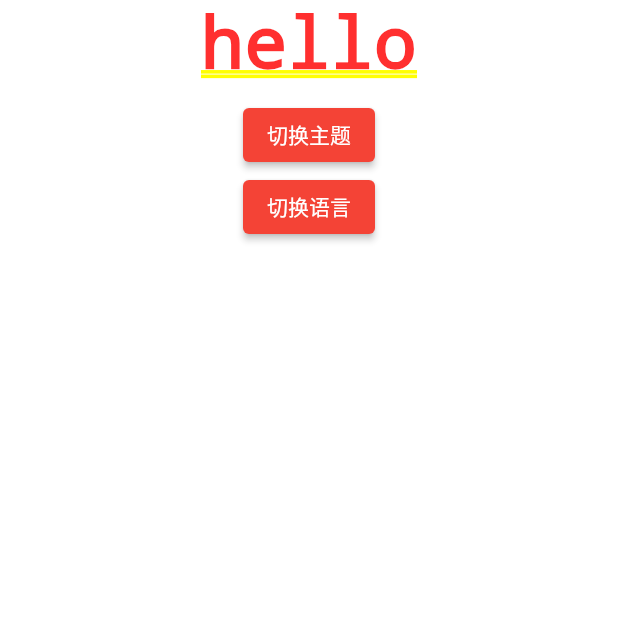
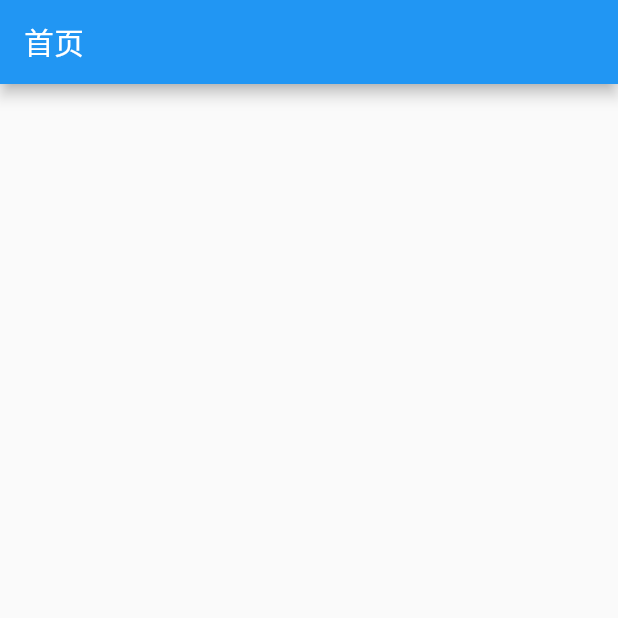
Before and after one commit to LantzShaw/litecase_shop, a Flutter app: the screen it shows after launch, on a phone screen of 412 x 824 dp, the top half of it. Run offline on Flutter 3.47's test engine with Material 2 defaults, Android fonts, the phone set to English and light mode, and no system bars; our stand-ins replace font_awesome_flutter, get.

Commit message:
feat: add main screen

```diff
--- a/lib/src/features/authentication/screens/sign_up/sign_up_screen.dart
+++ b/lib/src/features/authentication/screens/sign_up/sign_up_screen.dart
@@ -37,6 +37,24 @@
             Get.updateLocale(local);
           },
           child: Text('切换语言'),
+        ),
+        ElevatedButton(
+          onPressed: () {
+            // Get.to(SignUpScreen());
+
+            // 命名路由
+            // Get.toNamed('/signUp');
+
+            // 进入下一个页面，但没有返回上一个页面的选项（用于闪屏页，登录页面等）。
+            // Get.off('/signUp');
+
+            // 进入下一个页面并取消之前的所有路由（在购物车、投票和测试中很有用）。
+            // Get.offAll('/signUp');
+
+            // 要关闭snackbars, dialogs, bottomsheets或任何你通常会用Navigator.pop(context)关闭的东西
+            // Get.back();
+          },
+          child: const Text('跳转至登录'),
         )
       ],
     );
--- /dev/null
+++ b/lib/src/features/base/bindings/main.dart
@@ -0,0 +1,18 @@
+/**
+ * @Author: think
+ * @Email: TODO
+ * @Date: 2023.06.28
+ * @Description: TODO
+ */
+
+import 'package:get/get.dart';
+import 'package:litecase_shop/src/features/base/controllers/main.dart';
+
+class MainBinding extends Bindings {
+  @override
+  void dependencies() {
+    // TODO: implement dependencies
+
+    Get.lazyPut(() => MainController());
+  }
+}
--- /dev/null
+++ b/lib/src/features/base/controllers/main.dart
@@ -0,0 +1,17 @@
+/**
+ * @Author: think
+ * @Email: TODO
+ * @Date: 2023.06.28
+ * @Description: TODO
+ */
+
+import 'package:get/get.dart';
+
+class MainController extends GetxController {
+  RxInt currentIndex = 0.obs;
+
+  void changeIndex(int newIndex) {
+    currentIndex.value = newIndex;
+    update();
+  }
+}
--- /dev/null
+++ b/lib/src/features/base/screens/main/main_screen.dart
@@ -0,0 +1,63 @@
+/**
+ * @Author: think
+ * @Email: TODO
+ * @Date: 2023.06.28
+ * @Description: TODO
+ */
+
+import 'package:flutter/material.dart';
+import 'package:font_awesome_flutter/font_awesome_flutter.dart';
+import 'package:get/get.dart';
+import 'package:litecase_shop/src/features/base/controllers/main.dart';
+
+class MainScreen extends GetView<MainController> {
+  const MainScreen({Key? key}) : super(key: key);
+
+  @override
+  Widget build(BuildContext context) {
+    // NOTE: 只有使用GetView才可以这么用
+    // Get.put(MainController());
+
+    return Scaffold(
+      appBar: AppBar(
+        title: Text('首页'),
+      ),
+      bottomNavigationBar: BottomNavigationBar(
+        onTap: controller.changeIndex,
+        currentIndex: controller.currentIndex.value,
+        items: const [
+          BottomNavigationBarItem(
+            label: '首页',
+            icon: FaIcon(
+              FontAwesomeIcons.house,
+            ),
+          ),
+          BottomNavigationBarItem(
+            label: '分类',
+            icon: FaIcon(
+              FontAwesomeIcons.compass,
+            ),
+          ),
+          BottomNavigationBarItem(
+            label: '消息',
+            icon: FaIcon(
+              FontAwesomeIcons.message,
+            ),
+          ),
+          BottomNavigationBarItem(
+            label: '购物车',
+            icon: FaIcon(
+              FontAwesomeIcons.rocket,
+            ),
+          ),
+          BottomNavigationBarItem(
+            label: '我的',
+            icon: FaIcon(
+              FontAwesomeIcons.user,
+            ),
+          ),
+        ],
+      ),
+    );
+  }
+}
--- /dev/null
+++ b/lib/src/features/base/screens/splash/splash_screen.dart
@@ -0,0 +1,17 @@
+/**
+ * @Author: think
+ * @Email: TODO
+ * @Date: 2023.06.28
+ * @Description: TODO
+ */
+
+import 'package:flutter/material.dart';
+
+class SplashScreen extends StatelessWidget {
+  const SplashScreen({Key? key}) : super(key: key);
+
+  @override
+  Widget build(BuildContext context) {
+    return const Placeholder();
+  }
+}
--- a/lib/src/routes/app_pages.dart
+++ b/lib/src/routes/app_pages.dart
@@ -7,6 +7,8 @@
 
 import 'package:get/get.dart';
 import 'package:litecase_shop/src/features/authentication/screens/sign_up/sign_up_screen.dart';
+import 'package:litecase_shop/src/features/base/bindings/main.dart';
+import 'package:litecase_shop/src/features/base/screens/main/main_screen.dart';
 
 import '../features/authentication/bindings/sign_up.dart';
 
@@ -16,6 +18,11 @@
   static final routes = [
     GetPage(
       name: Routes.home,
+      page: () => MainScreen(),
+      binding: MainBinding(),
+    ),
+    GetPage(
+      name: Routes.home,
       page: () => SignUpScreen(),
       binding: SignUpBinding(),
     )
--- a/pubspec.yaml
+++ b/pubspec.yaml
@@ -48,6 +48,7 @@
   # rules and activating additional ones.
   flutter_lints: ^2.0.0
   get: ^4.6.5
+  font_awesome_flutter: ^10.5.0
 
 # For information on the generic Dart part of this file, see the
 # following page: https://dart.dev/tools/pub/pubspec
```
Also changed, not shown: pubspec.lock, 1 other file.
